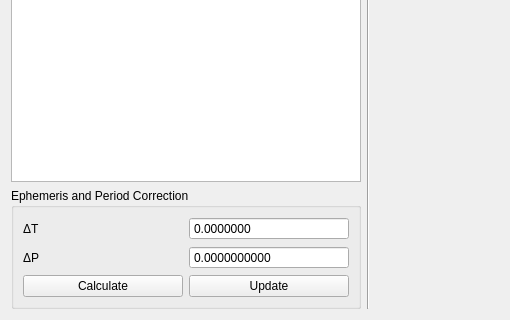
Old version of the form resources/oc_widget.ui in the repository Varnani/pywd2015-qt5; both pictures show x 0 to 510 and y 180 to 500 of the 850 by 500 pixel window.
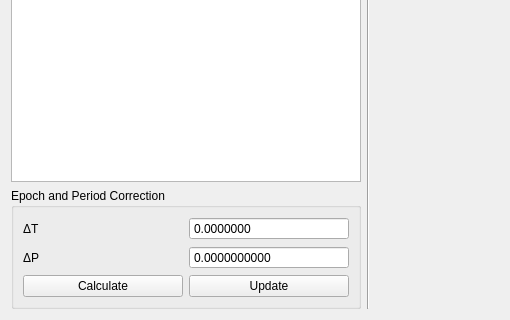
New version of the form.

What changed in the file:
```diff
--- a/resources/oc_widget.ui
+++ b/resources/oc_widget.ui
@@ -48,7 +48,7 @@
      <item row="5" column="0" colspan="2">
       <widget class="QGroupBox" name="groupBox">
        <property name="title">
-        <string>Ephemeris and Period Correction</string>
+        <string>Epoch and Period Correction</string>
        </property>
        <layout class="QGridLayout" name="gridLayout_2">
         <item row="1" column="0">
```
